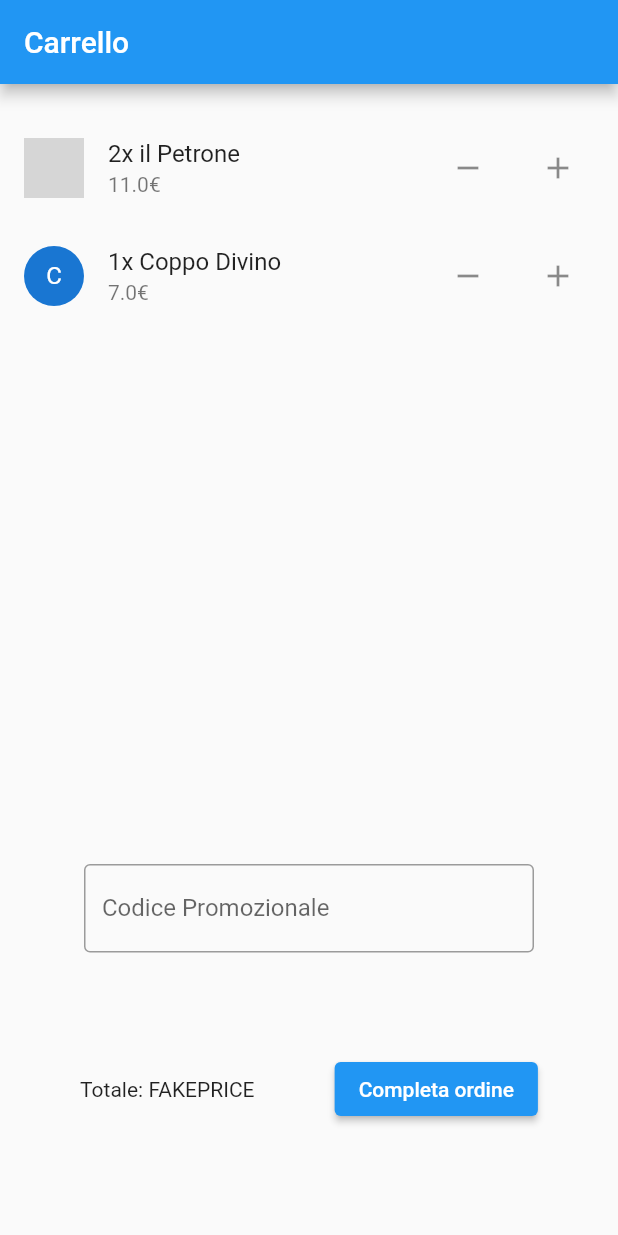
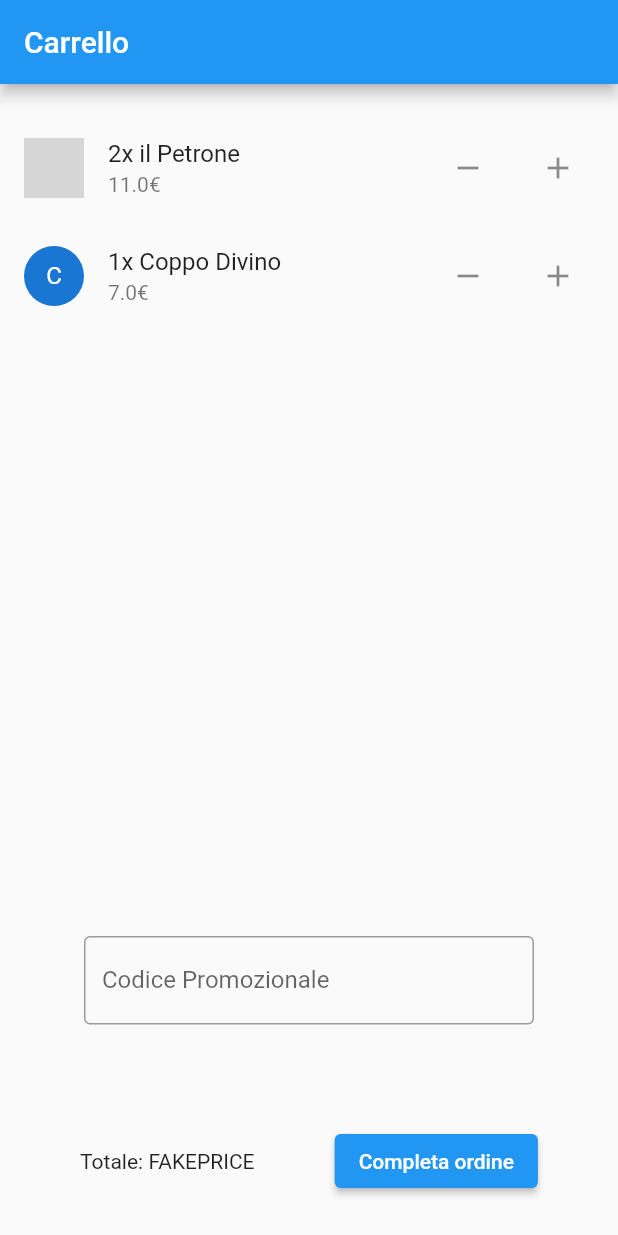
Before and after one commit to lory9894/command_app_frontend, a Flutter app: the screen it shows after launch, on a phone screen of 412 x 824 dp. Run offline on Flutter 3.47's test engine with Material 2 defaults, Android fonts, the phone set to English and light mode, and no system bars; network calls fail; grey boxes are pictures that could not be loaded.

Commit message:
shopping cart height fixed

```diff
--- a/lib/screens/shopping_cart.dart
+++ b/lib/screens/shopping_cart.dart
@@ -13,29 +13,29 @@ class _ShoppingCartState extends State<ShoppingCart> {
   Widget build(BuildContext context) {
     return Scaffold(
         appBar: AppBar(
-          title: Text("Carrello"),
+          title: const Text("Carrello"),
         ),
         body: Column(children: [
-          Padding(padding: EdgeInsets.symmetric(vertical: 10)),
-          Container(height: 500, width: 500, child: shoppingCartList()),
-          Container(
+          const Padding(padding: EdgeInsets.symmetric(vertical: 10)),
+          Expanded(child: SizedBox(height: 400, width: 500, child: shoppingCartList())),
+          const SizedBox(
               height: 100,
               width: 300,
-              child: const TextField(
+              child: TextField(
                 decoration: InputDecoration(
                   border: OutlineInputBorder(),
                   labelText: 'Codice Promozionale',
                 ),
               )),
-          Container(
+          SizedBox(
               height: 100,
               child: Row(
                 mainAxisAlignment: MainAxisAlignment.spaceEvenly,
                 children: [
-                  Text("Totale: FAKEPRICE"),
+                  const Text("Totale: FAKEPRICE"),
                   ElevatedButton(
                     onPressed: () {},
-                    child: Text("Completa ordine"),
+                    child: const Text("Completa ordine"),
                   ),
                 ],
               )),
```
